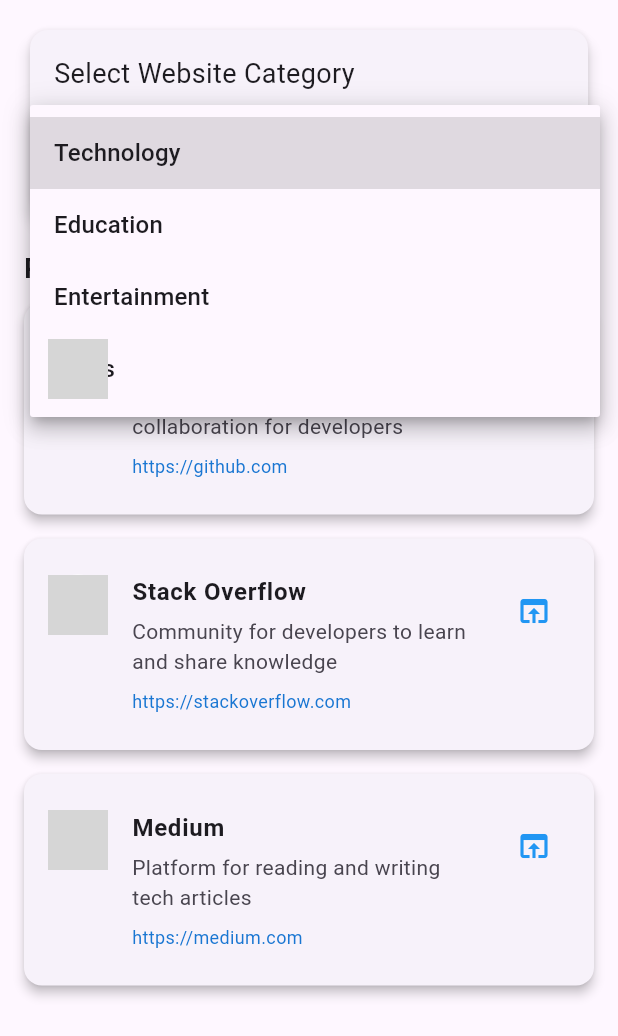
After one commit to anndeviant/tpm_teori_t3, a Flutter app: the WebsiteRecommendationScreen screen opened directly, after a tap on "Technology", on a phone screen of 412 x 824 dp. The commit adds this screen. Shown: the top 1036 px of the screen. Run offline on Flutter 3.47's test engine with Material 3 defaults, Android fonts, the phone set to English and light mode, and no system bars; our stand-ins replace cloud_firestore, curved_navigation_bar, firebase_auth, firebase_core, flutter_svg, internet_connection_checker and 1 more; accounts and stored records are empty; network calls fail; grey boxes are pictures that could not be loaded.

Commit message:
saran website

```diff
--- /dev/null
+++ b/lib/data/data_website.dart
@@ -0,0 +1,107 @@
+// Model class for Website
+class Website {
+  final String name;
+  final String url;
+  final String description;
+  final String iconUrl;
+
+  Website({
+    required this.name,
+    required this.url,
+    required this.description,
+    this.iconUrl = 'https://www.google.com/favicon.ico', // Default icon
+  });
+}
+
+class WebsiteData {
+  static final Map<String, List<Website>> categories = {
+    'Technology': [
+      Website(
+        name: 'GitHub',
+        url: 'https://github.com',
+        description:
+            'Platform for version control and collaboration for developers',
+        iconUrl: 'https://github.githubassets.com/favicons/favicon.svg',
+      ),
+      Website(
+        name: 'Stack Overflow',
+        url: 'https://stackoverflow.com',
+        description: 'Community for developers to learn and share knowledge',
+        iconUrl: 'https://cdn.sstatic.net/Sites/stackoverflow/Img/favicon.ico',
+      ),
+      Website(
+        name: 'Medium',
+        url: 'https://medium.com',
+        description: 'Platform for reading and writing tech articles',
+        iconUrl: 'https://medium.com/favicon.ico',
+      ),
+    ],
+    'Education': [
+      Website(
+        name: 'Coursera',
+        url: 'https://www.coursera.org',
+        description:
+            'Online learning platform offering courses from universities',
+        iconUrl:
+            'https://d3njjcbhbojbot.cloudfront.net/web/images/favicons/favicon-32x32.png',
+      ),
+      Website(
+        name: 'Khan Academy',
+        url: 'https://www.khanacademy.org',
+        description: 'Free educational resources for students and teachers',
+        iconUrl: 'https://cdn.kastatic.org/images/favicon.ico',
+      ),
+      Website(
+        name: 'edX',
+        url: 'https://www.edx.org',
+        description: 'Online courses from leading educational institutions',
+        iconUrl: 'https://www.edx.org/favicon.ico',
+      ),
+    ],
+    'Entertainment': [
+      Website(
+        name: 'Netflix',
+        url: 'https://www.netflix.com',
+        description: 'Streaming service for movies and TV shows',
+        iconUrl:
+            'https://assets.nflxext.com/us/ffe/siteui/common/icons/nficon2016.ico',
+      ),
+      Website(
+        name: 'Spotify',
+        url: 'https://www.spotify.com',
+        description: 'Digital music streaming service',
+        iconUrl: 'https://www.spotify.com/favicon.ico',
+      ),
+      Website(
+        name: 'YouTube',
+        url: 'https://www.youtube.com',
+        description: 'Video sharing platform',
+        iconUrl: 'https://www.youtube.com/favicon.ico',
+      ),
+    ],
+    'News': [
+      Website(
+        name: 'BBC',
+        url: 'https://www.bbc.com',
+        description: 'British news broadcasting company',
+        iconUrl:
+            'https://static.bbci.co.uk/wwhp/1.140.0/responsive/img/favicon.ico',
+      ),
+      Website(
+        name: 'CNN',
+        url: 'https://www.cnn.com',
+        description: 'Cable News Network',
+        iconUrl: 'https://cdn.cnn.com/cnn/.e/img/3.0/global/misc/favicon.ico',
+      ),
+      Website(
+        name: 'The Guardian',
+        url: 'https://www.theguardian.com',
+        description: 'British daily newspaper',
+        iconUrl: 'https://assets.guim.co.uk/images/favicon-32x32.ico',
+      ),
+    ],
+  };
+
+  // Get all category names
+  static List<String> get categoryNames => categories.keys.toList();
+}
--- a/lib/drawer.dart
+++ b/lib/drawer.dart
@@ -4,6 +4,7 @@
 import 'package:tpm_teori_t3/num_type.dart';
 import 'package:tpm_teori_t3/stopwatch.dart';
 import 'package:tpm_teori_t3/auth/auth_service.dart';
+import 'package:tpm_teori_t3/website_menu.dart';
 
 class MyDrawer extends StatefulWidget {
   const MyDrawer({super.key});
@@ -22,9 +23,15 @@
     Convert(),
     NumType(),
     StopwatchPage(),
+    WebsiteRecommendationScreen()
   ];
 
-  final items = ["Konverter Tahun", "Check Jenis Bilangan", "Stop Watch"];
+  final items = [
+    "Konverter Tahun",
+    "Check Jenis Bilangan",
+    "Stop Watch",
+    "Saran Website"
+  ];
 
   @override
   void initState() {
@@ -174,6 +181,17 @@
                 Navigator.pop(context)
               },
             ),
+            ListTile(
+              leading: Icon(Icons.web),
+              selected: index == 3,
+              title: Text("Saran Website"),
+              onTap: () => {
+                setState(() {
+                  index = 3;
+                }),
+                Navigator.pop(context)
+              },
+            ),
           ],
         ),
       ),
--- /dev/null
+++ b/lib/website_menu.dart
@@ -0,0 +1,159 @@
+import 'package:flutter/material.dart';
+import 'package:url_launcher/url_launcher.dart';
+import 'data/data_website.dart'; // Import the new data file
+
+class WebsiteRecommendationScreen extends StatefulWidget {
+  const WebsiteRecommendationScreen({super.key});
+
+  @override
+  WebsiteRecommendationScreenState createState() =>
+      WebsiteRecommendationScreenState();
+}
+
+class WebsiteRecommendationScreenState
+    extends State<WebsiteRecommendationScreen> {
+  String? _selectedCategory;
+  List<Website> _websites = [];
+
+  @override
+  void initState() {
+    super.initState();
+    // Set default category
+    if (WebsiteData.categoryNames.isNotEmpty) {
+      _selectedCategory = WebsiteData.categoryNames.first;
+      _websites = WebsiteData.categories[_selectedCategory] ?? [];
+    }
+  }
+
+  void _onCategoryChanged(String? newValue) {
+    if (newValue != null) {
+      setState(() {
+        _selectedCategory = newValue;
+        _websites = WebsiteData.categories[newValue] ?? [];
+      });
+    }
+  }
+
+  Future<void> _launchUrl(String url) async {
+    final Uri uri = Uri.parse(url);
+    if (!await launchUrl(uri, mode: LaunchMode.externalApplication)) {
+      if (mounted) {
+        ScaffoldMessenger.of(context).showSnackBar(
+          SnackBar(content: Text('Could not launch $url')),
+        );
+      }
+    }
+  }
+
+  @override
+  Widget build(BuildContext context) {
+    return Scaffold(
+      body: Padding(
+        padding: const EdgeInsets.all(16.0),
+        child: Column(
+          crossAxisAlignment: CrossAxisAlignment.start,
+          children: [
+            // Category selection
+            Card(
+              elevation: 4,
+              child: Padding(
+                padding: const EdgeInsets.all(16.0),
+                child: Column(
+                  crossAxisAlignment: CrossAxisAlignment.start,
+                  children: [
+                    const Text(
+                      'Select Website Category',
+                      style: TextStyle(
+                        fontSize: 18,
+                      ),
+                    ),
+                    const SizedBox(height: 16),
+                    DropdownButtonFormField<String>(
+                      value: _selectedCategory,
+                      decoration: const InputDecoration(
+                        border: OutlineInputBorder(),
+                        contentPadding:
+                            EdgeInsets.symmetric(horizontal: 16, vertical: 8),
+                      ),
+                      onChanged: _onCategoryChanged,
+                      items: WebsiteData.categoryNames
+                          .map<DropdownMenuItem<String>>((String value) {
+                        return DropdownMenuItem<String>(
+                          value: value,
+                          child: Text(value),
+                        );
+                      }).toList(),
+                    ),
+                  ],
+                ),
+              ),
+            ),
+
+            const SizedBox(height: 20),
+
+            // Section title
+            Text(
+              'Recommended Websites for $_selectedCategory',
+              style: const TextStyle(
+                fontSize: 18,
+                fontWeight: FontWeight.bold,
+              ),
+            ),
+
+            const SizedBox(height: 10),
+
+            // Website list
+            Expanded(
+              child: ListView.builder(
+                itemCount: _websites.length,
+                itemBuilder: (context, index) {
+                  final website = _websites[index];
+                  return Card(
+                    margin: const EdgeInsets.only(bottom: 16),
+                    elevation: 3,
+                    child: ListTile(
+                      contentPadding: const EdgeInsets.all(16),
+                      leading: CircleAvatar(
+                        backgroundColor: Colors.white,
+                        backgroundImage: NetworkImage(website.iconUrl),
+                      ),
+                      title: Text(
+                        website.name,
+                        style: const TextStyle(
+                          fontWeight: FontWeight.bold,
+                          fontSize: 16,
+                        ),
+                      ),
+                      subtitle: Column(
+                        crossAxisAlignment: CrossAxisAlignment.start,
+                        children: [
+                          const SizedBox(height: 4),
+                          Text(website.description),
+                          const SizedBox(height: 8),
+                          Text(
+                            website.url,
+                            style: TextStyle(
+                              color: Colors.blue[700],
+                              fontSize: 12,
+                            ),
+                          ),
+                        ],
+                      ),
+                      isThreeLine: true,
+                      trailing: IconButton(
+                        icon: const Icon(Icons.open_in_browser,
+                            color: Colors.blue),
+                        onPressed: () => _launchUrl(website.url),
+                      ),
+                      onTap: () => _launchUrl(website.url),
+                    ),
+                  );
+                },
+              ),
+            ),
+          ],
+        ),
+      ),
+    );
+  }
+}
--- a/pubspec.yaml
+++ b/pubspec.yaml
@@ -42,6 +42,7 @@
   flutter_svg: ^2.0.17
   cloud_firestore: ^5.6.6
   intl: ^0.20.2
+  url_launcher: ^6.3.1
 
 dev_dependencies:
   flutter_test:
```
Also changed, not shown: pubspec.lock, 131 other files.
